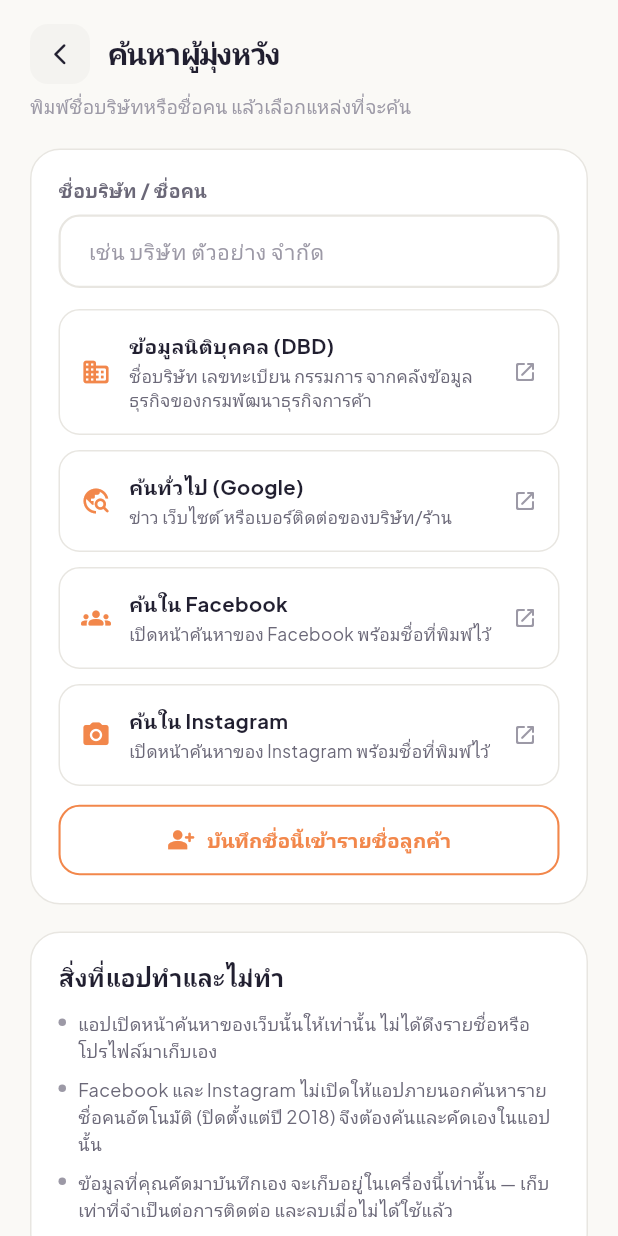
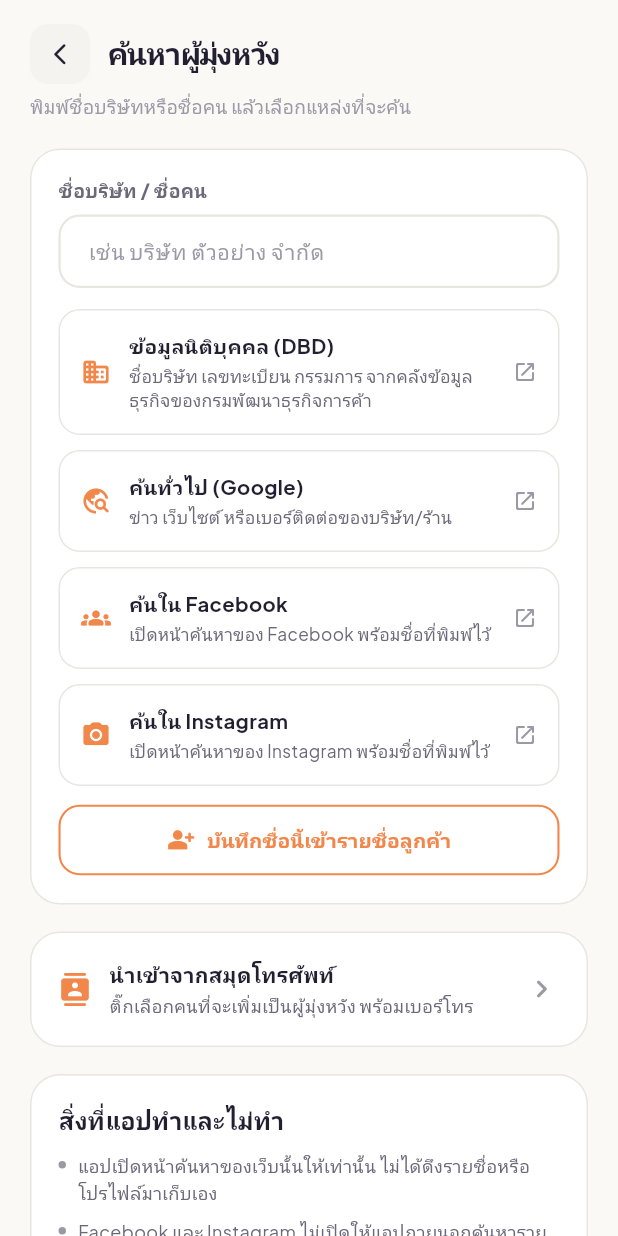
Before and after one commit to pakaneeserviceprogram-a11y/PROGRAMPLANNER, a Flutter app: the CrmScreen screen opened directly, after a tap on the "search" icon, on a phone screen of 412 x 824 dp. Run offline on Flutter 3.47's test engine with Material 3 defaults, Android fonts, the phone set to English and light mode, and no system bars; our stand-ins replace file_picker, flutter_contacts, flutter_local_notifications, flutter_timezone, font_awesome_flutter, google_fonts and 3 more; accounts and stored records are empty.

Commit message:
นำเข้าผู้มุ่งหวังจากสมุดโทรศัพท์ และระบุแหล่งที่มาของลูกค้า
- ContactsImport อ่านสมุดโทรศัพท์ (flutter_contacts 2.5) ติ๊กเลือกเอง บันทึกเฉพาะคนที่เลือก
- กันซ้ำด้วยเบอร์โทรเป็นหลัก เพราะชื่อในเครื่องมักเขียนไม่ตรงกับในแอป
- ContactsSource เป็น interface + FakeContactsSource ให้เทสต์หน้าจอได้โดยไม่ต้องมีเครื่องจริง
- Client.source + การ์ด "ลูกค้ามาจากไหน" สรุปจำนวนต่อแหล่งและจำนวนที่ปิดการขายได้
- test ใหม่ contacts_import_test.dart (13) รวม 214 tests

Co-Authored-By: Claude Opus 5 <noreply@anthropic.com>
Claude-Session: https://claude.ai/code/session_019gGnQ312srrT2TZEqFgTSj

```diff
--- a/lifeplan_app/lib/models/client.dart
+++ b/lifeplan_app/lib/models/client.dart
@@ -18,6 +18,22 @@ extension ClientStageX on ClientStage {
       };
 }
 
+/// ลูกค้ารายนี้มาจากไหน — ใช้ดูว่าแหล่งไหนปิดการขายได้จริง (ต่อยอดรายงาน N = New Market)
+enum ClientSource { unknown, referral, phonebook, facebook, instagram, line, event, walkIn }
+
+extension ClientSourceX on ClientSource {
+  String get label => switch (this) {
+        ClientSource.unknown => 'ไม่ได้ระบุ',
+        ClientSource.referral => 'เพื่อน/ลูกค้าแนะนำ',
+        ClientSource.phonebook => 'สมุดโทรศัพท์',
+        ClientSource.facebook => 'Facebook',
+        ClientSource.instagram => 'Instagram',
+        ClientSource.line => 'LINE',
+        ClientSource.event => 'งานอีเวนต์/ออกบูท',
+        ClientSource.walkIn => 'ติดต่อเข้ามาเอง',
+      };
+}
+
 class Client {
   final String id;
   final String name;
@@ -33,6 +49,9 @@ class Client {
   /// แอปไม่ได้ไปค้นหรือดึงมาเอง (ดู `ContactSearch`)
   final String? profileUrl;
 
+  /// แหล่งที่มาของลูกค้ารายนี้ (ค่าเริ่มต้น = ยังไม่ได้ระบุ)
+  final ClientSource source;
+
   const Client({
     required this.id,
     required this.name,
@@ -42,11 +61,12 @@ class Client {
     this.premiumAmount = 0,
     this.phone,
     this.profileUrl,
+    this.source = ClientSource.unknown,
   });
 
   String get statusLabel => stage.label;
 
-  Client copyWith({ClientStage? stage, String? phone, String? profileUrl}) => Client(
+  Client copyWith({ClientStage? stage, String? phone, String? profileUrl, ClientSource? source}) => Client(
         id: id,
         name: name,
         initials: initials,
@@ -55,6 +75,7 @@ class Client {
         premiumAmount: premiumAmount,
         phone: phone ?? this.phone,
         profileUrl: profileUrl ?? this.profileUrl,
+        source: source ?? this.source,
       );
 
   Map<String, dynamic> toMap() => {
@@ -66,6 +87,7 @@ class Client {
         'premiumAmount': premiumAmount,
         'phone': phone,
         'profileUrl': profileUrl,
+        'source': source.name,
       };
 
   factory Client.fromMap(Map<String, dynamic> map) => Client(
@@ -78,5 +100,9 @@ class Client {
         // ลูกค้าที่บันทึกก่อนมีช่องติดต่อยังไม่มีคีย์เหล่านี้
         phone: map['phone'] as String?,
         profileUrl: map['profileUrl'] as String?,
+        source: ClientSource.values.firstWhere(
+          (e) => e.name == map['source'],
+          orElse: () => ClientSource.unknown,
+        ),
       );
 }
--- a/lifeplan_app/lib/screens/crm_screen.dart
+++ b/lifeplan_app/lib/screens/crm_screen.dart
@@ -138,6 +138,7 @@ class CrmScreen extends StatelessWidget {
     final phoneController = TextEditingController(text: existing?.phone);
     final profileController = TextEditingController(text: existing?.profileUrl);
     ClientStage selectedStage = existing?.stage ?? ClientStage.newLead;
+    ClientSource selectedSource = existing?.source ?? ClientSource.unknown;
 
     await showAppFormSheet(
       context: context,
@@ -208,6 +209,17 @@ class CrmScreen extends StatelessWidget {
               hint: 'เช่น facebook.com/ชื่อเพจ',
               controller: profileController,
             ),
+            const SizedBox(height: 14),
+            LabeledDropdown<ClientSource>(
+              label: 'รู้จักลูกค้ารายนี้จากไหน',
+              value: selectedSource,
+              options: ClientSource.values,
+              display: (s) => s.label,
+              onChanged: (v) => setState(() => selectedSource = v!),
+            ),
+            const SizedBox(height: 6),
+            const Text('ใช้ดูว่าแหล่งไหนปิดการขายได้จริง (สรุปอยู่ใต้รายชื่อลูกค้า)',
+                style: TextStyle(fontSize: 11.5, height: 1.4, color: AppColors.textFaint)),
           ],
         ),
       ),
@@ -229,6 +241,7 @@ class CrmScreen extends StatelessWidget {
           premiumAmount: premium,
           phone: phone.isEmpty ? null : phone,
           profileUrl: profile.isEmpty ? null : profile,
+          source: selectedSource,
         ));
         if (context.mounted) Navigator.of(context).pop();
       },
@@ -368,10 +381,77 @@ class CrmScreen extends StatelessWidget {
                       ],
                     ),
                   ),
+                const SizedBox(height: 20),
+                _SourceBreakdown(clients: clients),
               ],
             );
           },
         ),
+      ),
+    );
+  }
+}
+
+/// สรุปว่าลูกค้ามาจากแหล่งไหน และแหล่งไหนปิดการขายได้จริง
+///
+/// ต่อยอดรายงาน N (New Market) — ช่วยตัดสินใจว่าควรทุ่มเวลาไปทางไหน
+class _SourceBreakdown extends StatelessWidget {
+  final List<Client> clients;
+
+  const _SourceBreakdown({required this.clients});
+
+  @override
+  Widget build(BuildContext context) {
+    final counts = <ClientSource, int>{};
+    final won = <ClientSource, int>{};
+    for (final c in clients) {
+      counts[c.source] = (counts[c.source] ?? 0) + 1;
+      if (c.stage == ClientStage.closedWon) won[c.source] = (won[c.source] ?? 0) + 1;
+    }
+    // เรียงจากแหล่งที่มีลูกค้ามากสุด และไม่โชว์แหล่งที่ยังไม่มีใครเลย
+    final sources = counts.keys.toList()..sort((a, b) => counts[b]!.compareTo(counts[a]!));
+
+    return AppCard(
+      child: Column(
+        crossAxisAlignment: CrossAxisAlignment.start,
+        children: [
+          const SectionHeading(title: 'ลูกค้ามาจากไหน'),
+          const SizedBox(height: 4),
+          const Text('นับจากช่อง "รู้จักลูกค้ารายนี้จากไหน" ในฟอร์มแก้ไขลูกค้า',
+              style: TextStyle(fontSize: 11.5, color: AppColors.textFaint)),
+          const SizedBox(height: 12),
+          if (sources.isEmpty)
+            const Text('ยังไม่มีลูกค้าในระบบ', style: TextStyle(fontSize: 12.5, color: AppColors.textFaint))
+          else
+            for (final source in sources) ...[
+              Padding(
+                padding: const EdgeInsets.only(bottom: 10),
+                child: Row(
+                  children: [
+                    Expanded(
+                      child: Text(source.label, style: const TextStyle(fontSize: 13, fontWeight: FontWeight.w600)),
+                    ),
+                    Text('${counts[source]} ราย',
+                        style: const TextStyle(fontSize: 12.5, fontWeight: FontWeight.w700, color: AppColors.textMuted)),
+                    const SizedBox(width: 10),
+                    Container(
+                      padding: const EdgeInsets.symmetric(horizontal: 9, vertical: 3),
+                      decoration: BoxDecoration(
+                        color: (won[source] ?? 0) > 0 ? AppColors.exerciseSoft : AppColors.surface2,
+                        borderRadius: BorderRadius.circular(999),
+                      ),
+                      child: Text('ปิดได้ ${won[source] ?? 0}',
+                          style: TextStyle(
+                            fontSize: 11,
+                            fontWeight: FontWeight.w700,
+                            color: (won[source] ?? 0) > 0 ? AppColors.exercise : AppColors.textFaint,
+                          )),
+                    ),
+                  ],
+                ),
+              ),
+            ],
+        ],
       ),
     );
   }
--- a/lifeplan_app/lib/screens/prospect_search_screen.dart
+++ b/lifeplan_app/lib/screens/prospect_search_screen.dart
@@ -10,6 +10,7 @@ import '../widgets/app_card.dart';
 import '../widgets/auth_widgets.dart';
 import '../widgets/back_button_circle.dart';
 import '../widgets/section_heading.dart';
+import 'contacts_import_screen.dart';
 
 /// ค้นหาผู้มุ่งหวัง/บริษัท แล้วบันทึกเข้ารายชื่อลูกค้าได้ในหน้าเดียว
 ///
@@ -131,6 +132,35 @@ class _ProspectSearchScreenState extends State<ProspectSearchScreen> {
             ),
             const SizedBox(height: 18),
 
+            GestureDetector(
+              key: const ValueKey('open-contacts-import'),
+              onTap: () => Navigator.of(context).push(
+                MaterialPageRoute(builder: (_) => const ContactsImportScreen()),
+              ),
+              child: AppCard(
+                child: Row(
+                  children: [
+                    const Icon(Icons.contacts_rounded, size: 22, color: AppColors.crm),
+                    const SizedBox(width: 12),
+                    const Expanded(
+                      child: Column(
+                        crossAxisAlignment: CrossAxisAlignment.start,
+                        children: [
+                          Text('นำเข้าจากสมุดโทรศัพท์',
+                              style: TextStyle(fontSize: 14, fontWeight: FontWeight.w800)),
+                          SizedBox(height: 2),
+                          Text('ติ๊กเลือกคนที่จะเพิ่มเป็นผู้มุ่งหวัง พร้อมเบอร์โทร',
+                              style: TextStyle(fontSize: 12, color: AppColors.textMuted)),
+                        ],
+                      ),
+                    ),
+                    const Icon(Icons.chevron_right_rounded, color: AppColors.textFaint),
+                  ],
+                ),
+              ),
+            ),
+            const SizedBox(height: 18),
+
             AppCard(
               child: Column(
                 crossAxisAlignment: CrossAxisAlignment.start,
--- a/lifeplan_app/pubspec.yaml
+++ b/lifeplan_app/pubspec.yaml
@@ -52,6 +52,7 @@ dependencies:
   timezone: ^0.11.1
   flutter_timezone: ^5.1.0
   url_launcher: ^6.3.2
+  flutter_contacts: ^2.5.0
 
 dev_dependencies:
   flutter_test:
```
Also changed, not shown: lifeplan_app/lib/data/contacts_import.dart (added, +128 -0 lines), lifeplan_app/lib/screens/contacts_import_screen.dart (added, +266 -0 lines), lifeplan_app/pubspec.lock, 4 other files.
